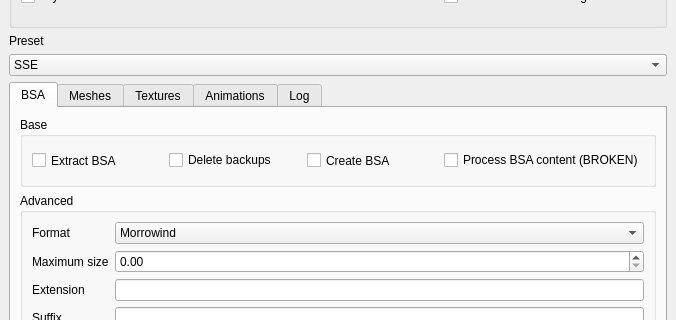
The window that src/MainWindow.ui (Guekka/cathedral-assets-optimizer) describes before a commit, drawn with Qt 5; both pictures show x 0 to 676 and y 141 to 461 of the 676 by 688 pixel window.
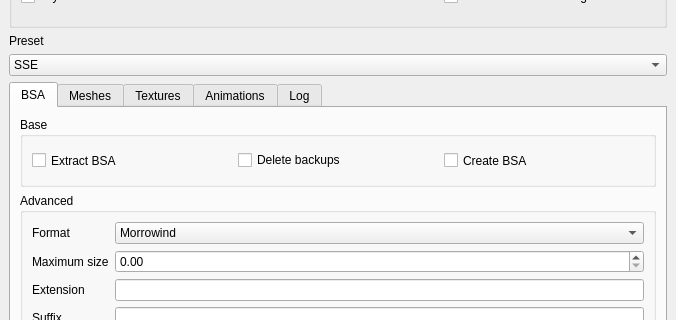
The same window after the commit. The open tabs and pages were chosen to show the change.

```diff
--- a/src/MainWindow.ui
+++ b/src/MainWindow.ui
@@ -330,25 +330,6 @@
              </property>
             </widget>
            </item>
-           <item>
-            <widget class="QCheckBox" name="bsaProcessContentCheckBox">
-             <property name="sizePolicy">
-              <sizepolicy hsizetype="Preferred" vsizetype="Fixed">
-               <horstretch>0</horstretch>
-               <verstretch>0</verstretch>
-              </sizepolicy>
-             </property>
-             <property name="minimumSize">
-              <size>
-               <width>100</width>
-               <height>0</height>
-              </size>
-             </property>
-             <property name="text">
-              <string>Process BSA content (BROKEN)</string>
-             </property>
-            </widget>
-           </item>
           </layout>
          </widget>
         </item>
```
Left out of the diff: 47 changed lines with no effect on the pictures.
